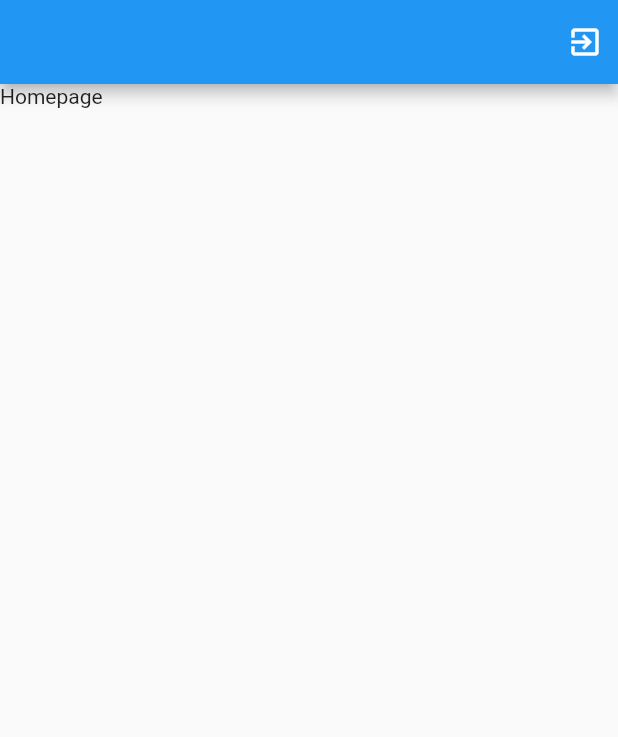
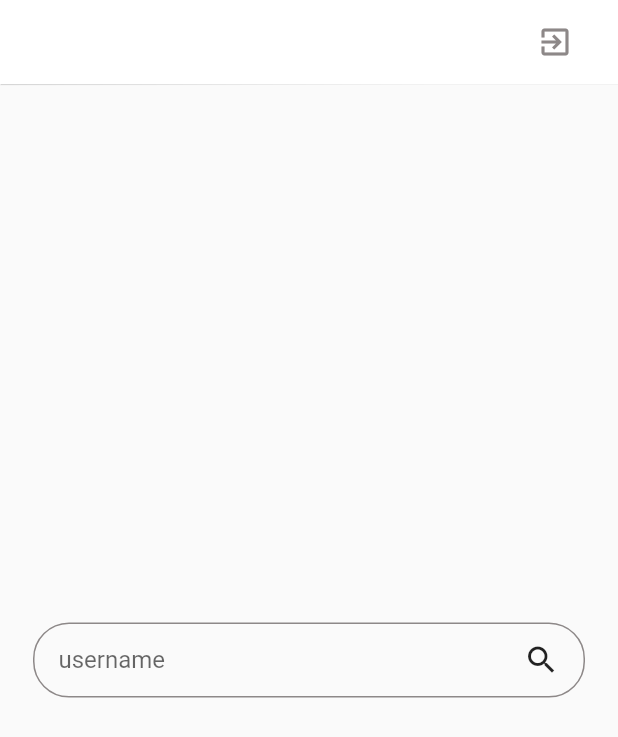
Before and after one commit to saleheen1/MyMessenger-flutter, a Flutter app: the HomePage screen opened directly, on a phone screen of 412 x 824 dp. Shown: the top 737 px of the screen. Run offline on Flutter 3.47's test engine with Material 2 defaults, Android fonts, the phone set to English and light mode, and no system bars; our stand-ins replace cloud_firestore, firebase_auth, firebase_core, google_sign_in, shared_preferences; accounts and stored records are empty.

Commit message:
search user from firebase

```diff
--- a/lib/views/home.dart
+++ b/lib/views/home.dart
@@ -1,6 +1,9 @@
+import 'package:cloud_firestore/cloud_firestore.dart';
 import 'package:flutter/material.dart';
 import 'package:my_messenger/views/auth/signIn.dart';
+import 'package:my_messenger/views/others/constants.dart';
 import 'package:my_messenger/views/services/auth.dart';
+import 'package:my_messenger/views/services/database.dart';
 
 class HomePage extends StatefulWidget {
   @override
@@ -8,28 +11,135 @@ class HomePage extends StatefulWidget {
 }
 
 class _HomePageState extends State<HomePage> {
+  bool isSearching = false;
+  TextEditingController searchUserEditingController = TextEditingController();
+
+  Stream usersStream;
+  onSearchButtonClick() async {
+    setState(() {
+      isSearching = true;
+    });
+    usersStream = await DatabaseMethods()
+        .getUserByUserName(searchUserEditingController.text);
+  }
+
+  Widget searchUserList() {
+    return StreamBuilder(
+      stream: usersStream,
+      builder: (context, snapshot) {
+        if (snapshot.hasData) {
+          return Expanded(
+            child: SizedBox(
+              height: 200,
+              child: ListView.builder(
+                shrinkWrap: true,
+                scrollDirection: Axis.vertical,
+                itemCount: snapshot.data.docs.length,
+                itemBuilder: (context, index) {
+                  DocumentSnapshot ds = snapshot.data.docs[index];
+                  return Image.network(ds["imgUrl"]);
+                },
+              ),
+            ),
+          );
+        } else {
+          return Center(
+            child: CircularProgressIndicator(),
+          );
+        }
+      },
+    );
+  }
+
+  Widget chatRoomList() {
+    return Container();
+  }
+
   @override
   Widget build(BuildContext context) {
     return Scaffold(
       appBar: AppBar(
+        backgroundColor: Colors.white,
+        brightness: Brightness.light,
+        elevation: 0.3,
         actions: [
-          InkWell(
+          Padding(
+            padding: const EdgeInsets.fromLTRB(20.0, 0, 20, 0),
+            child: InkWell(
               onTap: () {
                 AuthMethod().signOut().then((value) {
-                Navigator.pushReplacement(
-                    context, MaterialPageRoute(builder: (context) => SignIn()));
+                  Navigator.pushReplacement(context,
+                      MaterialPageRoute(builder: (context) => SignIn()));
                 });
               },
               child: Container(
                 padding: EdgeInsets.all(10),
-              child: Icon(Icons.exit_to_app),
+                child: Icon(
+                  Icons.exit_to_app,
+                  color: kGrey,
+                ),
+              ),
             ),
           )
         ],
       ),
       body: SafeArea(
+        child: Padding(
+          padding: const EdgeInsets.all(22.0),
           child: Container(
-          child: Text("Homepage"),
+            child: Row(
+              children: [
+                isSearching == true
+                    ? GestureDetector(
+                        onTap: () {
+                          isSearching = false;
+                          searchUserEditingController.text = "";
+                          setState(() {});
+                        },
+                        child: Padding(
+                            padding: EdgeInsets.fromLTRB(10, 15, 20, 15),
+                            child: Icon(Icons.arrow_back)),
+                      )
+                    : Container(
+                        height: 10,
+                      ),
+                Expanded(
+                  child: Container(
+                    margin: EdgeInsets.symmetric(vertical: 6),
+                    padding: EdgeInsets.symmetric(horizontal: 16),
+                    decoration: BoxDecoration(
+                        border: Border.all(
+                            color: kSecondaryGrey,
+                            width: 1,
+                            style: BorderStyle.solid),
+                        borderRadius: BorderRadius.circular(24)),
+                    child: Row(
+                      children: [
+                        Expanded(
+                            child: TextField(
+                          controller: searchUserEditingController,
+                          decoration: InputDecoration(
+                              border: InputBorder.none, hintText: "username"),
+                        )),
+                        GestureDetector(
+                            onTap: () {
+                              if (searchUserEditingController.text != "") {
+                                onSearchButtonClick();
+                              }
+
+                              // if (searchUsernameEditingController.text != "") {
+                              //   onSearchBtnClick();
+                              // }
+                            },
+                            child: Icon(Icons.search))
+                      ],
+                    ),
+                  ),
+                ),
+                isSearching ? searchUserList() : chatRoomList()
+              ],
+            ),
+          ),
         ),
       ),
     );
--- a/lib/views/services/database.dart
+++ b/lib/views/services/database.dart
@@ -1,6 +1,7 @@
 import 'package:cloud_firestore/cloud_firestore.dart';
 
 class DatabaseMethods {
+  //inserting data
   Future addUserInfoToDB(
       String userid, Map<String, dynamic> userInfoMap) async {
     return await FirebaseFirestore.instance
@@ -8,4 +9,12 @@ class DatabaseMethods {
         .doc(userid)
         .set(userInfoMap);
   }
+
+  //Query to find data from firebase
+  Future getUserByUserName(String userName) async {
+    return FirebaseFirestore.instance
+        .collection("Users")
+        .where("username", isEqualTo: userName)
+        .snapshots();
+  }
 }
```
Lines whose indentation alone changed are shown as unchanged.
